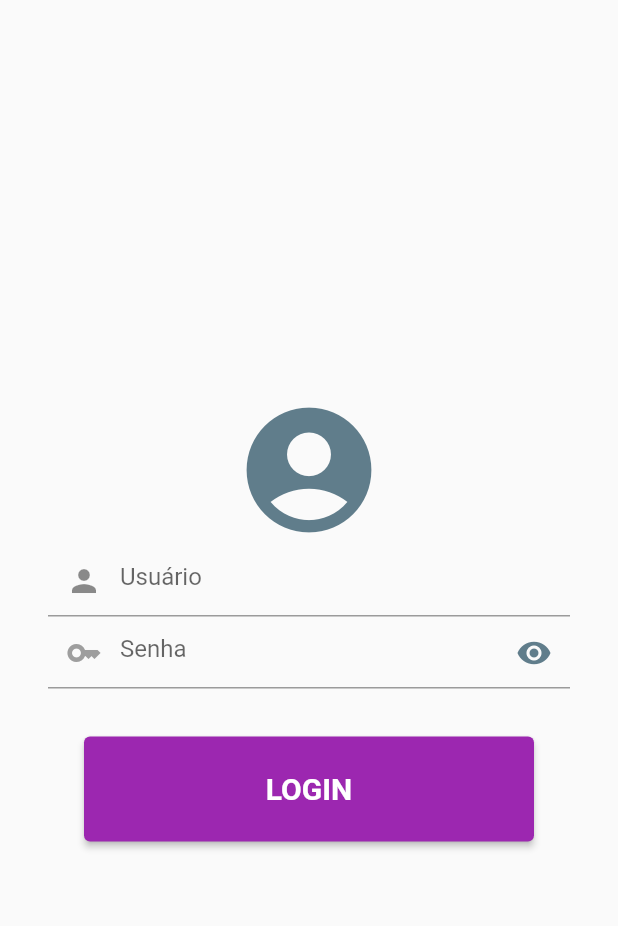
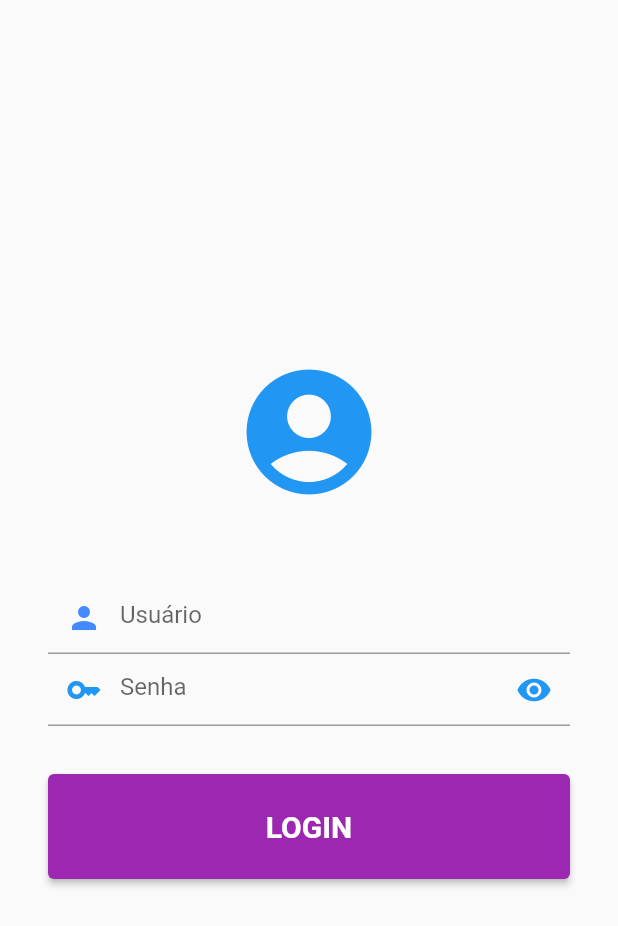
Before and after one commit to Davis-001/Flutter, a Flutter app: the screen it shows after launch, on a phone screen of 412 x 824 dp. Shown: the top 926 px of the screen. Run offline on Flutter 3.47's test engine with Material 2 defaults, Android fonts, the phone set to English and light mode, and no system bars.

Commit message:
Mudei o tamanho do botão

```diff
--- a/lib/main.dart
+++ b/lib/main.dart
@@ -49,13 +49,15 @@ class _MyHomePageState extends State<MyHomePage> {
 
             mainAxisAlignment: MainAxisAlignment.center,
             children: <Widget>[
-              const Icon(Icons.account_circle,size:100,color: Colors.blueGrey, ),
-              TextFormField(decoration: const InputDecoration(hintText: "Usuário",prefixIcon:Icon(Icons.person
+              const Icon(Icons.account_circle,size:100,color: Colors.blue, ),
+              const SizedBox(width:20, height:50,),
+              TextFormField(decoration: const InputDecoration(hintText: "Usuário",prefixIcon:Icon(Icons.person,color: Colors.blueAccent,
                )),),
+
               TextFormField(obscureText: true,decoration: const InputDecoration(hintText:"Senha" ,prefixIcon:Icon(Icons.key,
-               color: Colors.grey,),suffixIcon: Icon(Icons.visibility,color: Colors.blueGrey,) ),),
+               color: Colors.blue,),suffixIcon: Icon(Icons.visibility,color: Colors.blue,) ),),
               const SizedBox(width:20, height:32,),
-              ElevatedButton(onPressed: (){},style: ElevatedButton.styleFrom(backgroundColor: Colors.purple,fixedSize: const Size(300,70 )), child: Text("Login".toUpperCase(), style:const TextStyle(fontSize:20,fontWeight:FontWeight.bold),))
+              ElevatedButton(onPressed: (){},style: ElevatedButton.styleFrom(backgroundColor: Colors.purple,fixedSize: const Size(450,70 )), child: Text("Login".toUpperCase(), style:const TextStyle(fontSize:20,fontWeight:FontWeight.bold),))
 
             ],
           ),
```
